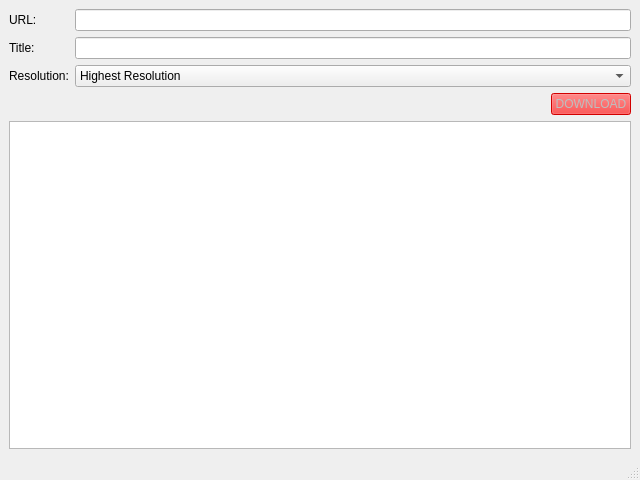
Above: mainwindow.ui from lgnq/YouTubeToPC before the change. Below: the same form after it.
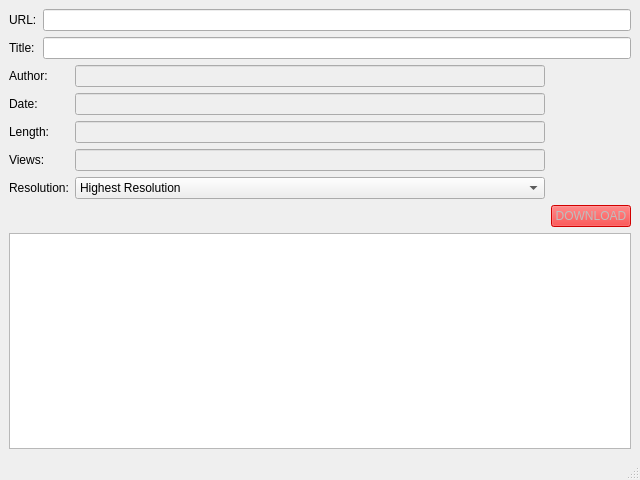
That is the form after the change.

Commit message:
display more stream infor
Title
Author
Date
Length
View

Diff of the .ui file:
```diff
--- a/mainwindow.ui
+++ b/mainwindow.ui
@@ -14,37 +14,82 @@
    <string>YouTubeToPC</string>
   </property>
   <widget class="QWidget" name="centralwidget">
-   <layout class="QGridLayout" name="gridLayout_2">
-    <item row="0" column="0" colspan="2">
-     <layout class="QGridLayout" name="gridLayout">
+   <layout class="QGridLayout" name="gridLayout_3">
+    <item row="1" column="0">
+     <layout class="QGridLayout" name="gridLayout_2">
       <item row="0" column="0">
-       <widget class="QLabel" name="label">
+       <widget class="QLabel" name="label_4">
         <property name="text">
-         <string>URL:</string>
+         <string>Author:</string>
         </property>
        </widget>
       </item>
       <item row="0" column="1">
-       <widget class="QLineEdit" name="url"/>
+       <widget class="QLineEdit" name="author">
+        <property name="enabled">
+         <bool>false</bool>
+        </property>
+       </widget>
       </item>
       <item row="1" column="0">
-       <widget class="QLabel" name="label_2">
+       <widget class="QLabel" name="label_5">
         <property name="text">
-         <string>Title:</string>
+         <string>Date:</string>
         </property>
        </widget>
       </item>
       <item row="1" column="1">
-       <widget class="QLineEdit" name="title"/>
+       <widget class="QLineEdit" name="date">
+        <property name="enabled">
+         <bool>false</bool>
+        </property>
+        <property name="text">
+         <string/>
+        </property>
+       </widget>
       </item>
       <item row="2" column="0">
+       <widget class="QLabel" name="label_6">
+        <property name="text">
+         <string>Length:</string>
+        </property>
+       </widget>
+      </item>
+      <item row="2" column="1">
+       <widget class="QLineEdit" name="length">
+        <property name="enabled">
+         <bool>false</bool>
+        </property>
+        <property name="text">
+         <string/>
+        </property>
+       </widget>
+      </item>
+      <item row="3" column="0">
+       <widget class="QLabel" name="label_7">
+        <property name="text">
+         <string>Views:</string>
+        </property>
+       </widget>
+      </item>
+      <item row="3" column="1">
+       <widget class="QLineEdit" name="views">
+        <property name="enabled">
+         <bool>false</bool>
+        </property>
+        <property name="text">
+         <string/>
+        </property>
+       </widget>
+      </item>
+      <item row="4" column="0">
        <widget class="QLabel" name="label_3">
         <property name="text">
          <string>Resolution:</string>
         </property>
        </widget>
       </item>
-      <item row="2" column="1">
+      <item row="4" column="1">
        <widget class="QComboBox" name="comboBox">
         <item>
          <property name="text">
@@ -60,7 +105,7 @@
       </item>
      </layout>
     </item>
-    <item row="1" column="0">
+    <item row="2" column="0">
      <spacer name="horizontalSpacer">
       <property name="orientation">
        <enum>Qt::Horizontal</enum>
@@ -73,7 +118,7 @@
       </property>
      </spacer>
     </item>
-    <item row="1" column="1">
+    <item row="2" column="1">
      <widget class="QPushButton" name="download_btn">
       <property name="enabled">
        <bool>false</bool>
@@ -87,9 +132,33 @@
       </property>
      </widget>
     </item>
-    <item row="2" column="0" colspan="2">
+    <item row="3" column="0" colspan="2">
      <widget class="QTextBrowser" name="console"/>
     </item>
+    <item row="0" column="0" colspan="2">
+     <layout class="QGridLayout" name="gridLayout">
+      <item row="0" column="0">
+       <widget class="QLabel" name="label">
+        <property name="text">
+         <string>URL:</string>
+        </property>
+       </widget>
+      </item>
+      <item row="0" column="1">
+       <widget class="QLineEdit" name="url"/>
+      </item>
+      <item row="1" column="0">
+       <widget class="QLabel" name="label_2">
+        <property name="text">
+         <string>Title:</string>
+        </property>
+       </widget>
+      </item>
+      <item row="1" column="1">
+       <widget class="QLineEdit" name="title"/>
+      </item>
+     </layout>
+    </item>
    </layout>
   </widget>
   <widget class="QMenuBar" name="menubar">
```
The commit also changes 2 other files.
